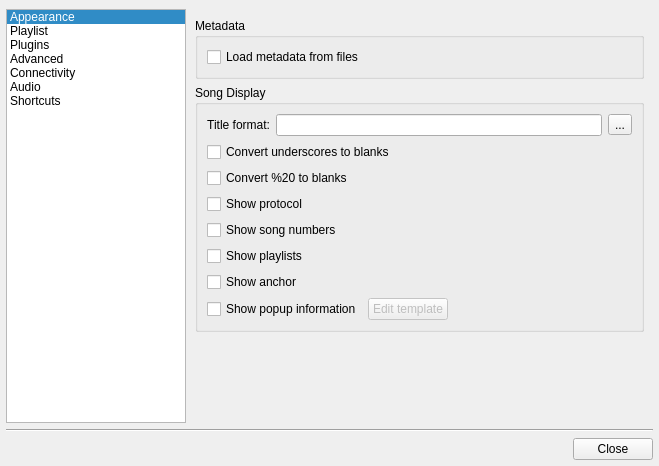
Old version of the form src/ui/forms/configdialog.ui in the repository ksv1986/qmmp-staging.
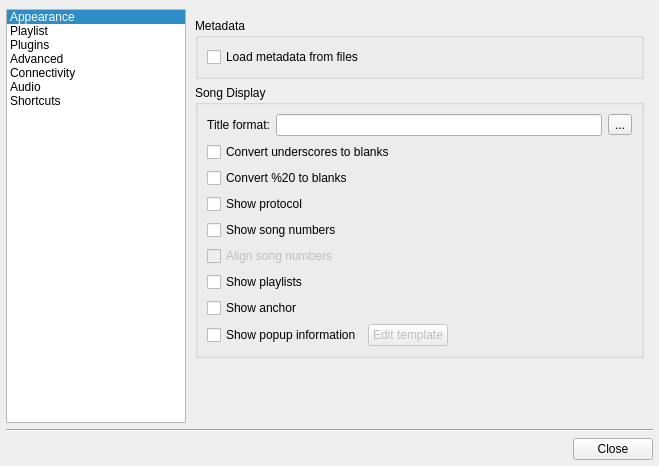
New version of the form. The open tabs and pages were chosen to show the change. Icons and pictures are not drawn.

Commit message: added song numbers aligment (Closes issue 295)

Patch:
```diff
--- a/src/ui/forms/configdialog.ui
+++ b/src/ui/forms/configdialog.ui
@@ -581,14 +581,14 @@
               </property>
              </widget>
             </item>
-            <item row="5" column="0" colspan="2">
+            <item row="6" column="0" colspan="2">
              <widget class="QCheckBox" name="playlistsCheckBox">
               <property name="text">
                <string>Show playlists</string>
               </property>
              </widget>
             </item>
-            <item row="7" column="0" colspan="3">
+            <item row="8" column="0" colspan="3">
              <layout class="QHBoxLayout" name="horizontalLayout_3">
               <item>
                <widget class="QCheckBox" name="popupCheckBox">
@@ -622,13 +622,23 @@
               </item>
              </layout>
             </item>
-            <item row="6" column="0" colspan="2">
+            <item row="7" column="0" colspan="2">
              <widget class="QCheckBox" name="anchorCheckBox">
               <property name="text">
                <string>Show anchor</string>
               </property>
              </widget>
             </item>
+            <item row="5" column="0" colspan="3">
+             <widget class="QCheckBox" name="alignCheckBox">
+              <property name="enabled">
+               <bool>false</bool>
+              </property>
+              <property name="text">
+               <string>Align song numbers</string>
+              </property>
+             </widget>
+            </item>
            </layout>
           </widget>
          </item>
```
Left out of the diff: 68 changed lines with no effect on the pictures. The commit also changes 3 other files.
